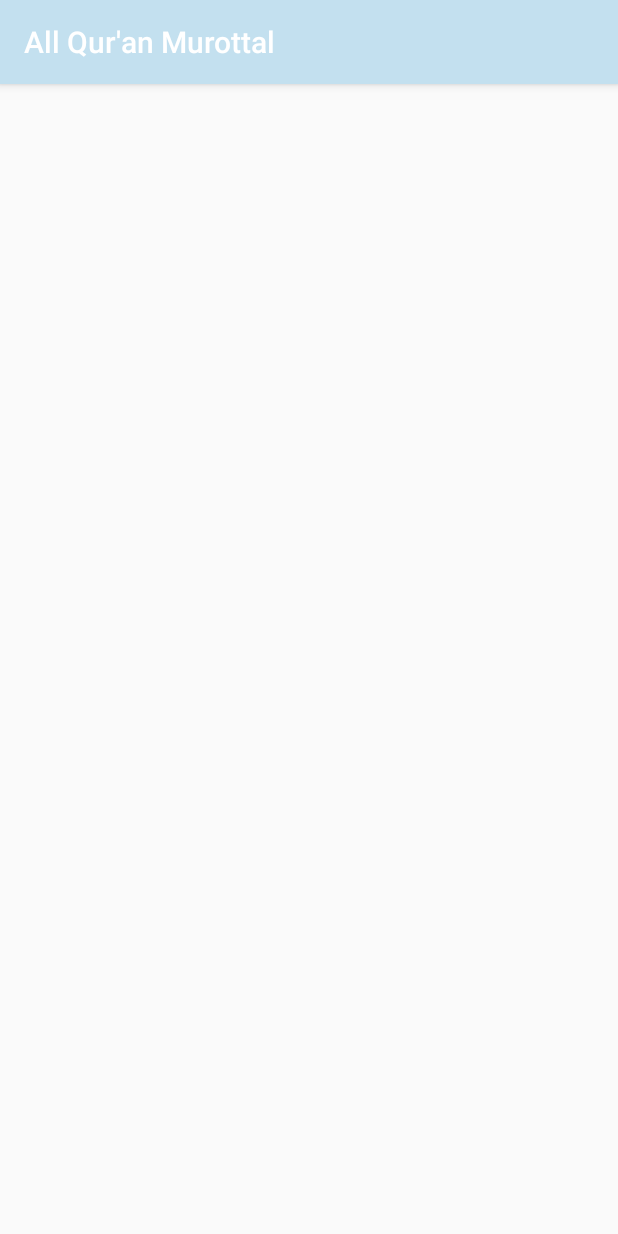
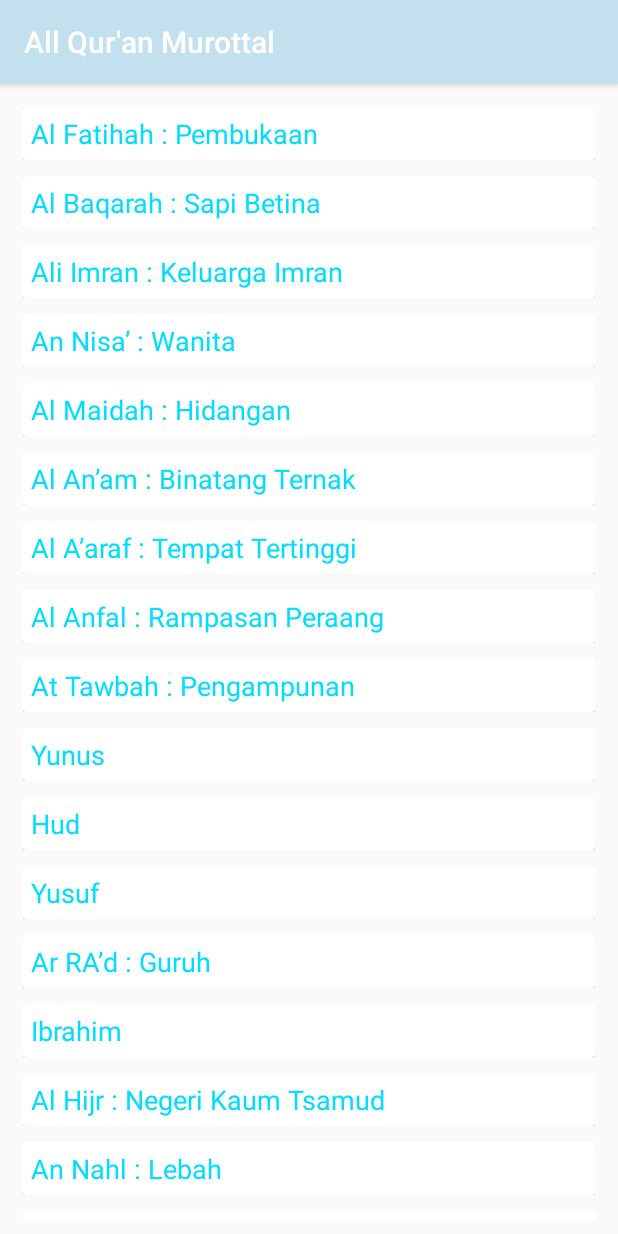
Before and after one commit to arjava/allquran-murottal, an Android app: the SurahListActivity screen opened directly, with no data from a screen before it, on a phone screen of 412 x 824 dp. Run offline under Robolectric (Android 15) with nearby library versions, the phone set to English and light mode, and no system bars.

Commit message:
update name_surah

```diff
--- a/app/src/main/java/com/arjava/allquranmurottal/activity/SurahListActivity.java
+++ b/app/src/main/java/com/arjava/allquranmurottal/activity/SurahListActivity.java
@@ -15,9 +15,6 @@ import java.util.ArrayList;
 public class SurahListActivity extends AppCompatActivity {
 
     int id_surah = 001;
-    String url = "http://all-quran.net/documents/Abd_Al_Muhsin_Al_Qasim/Abd_Al_Muhsin_Al_Qasim_files/001.mp3";
-    String url_abdul_al_baset = "http://all-quran.net/documents/Abd_Al_Baset_Muratal/Abd_Al_Baset_Muratal_files/"+id_surah+".mp3";
-    String url_mishari_al_efasy = "http://www.all-quran.com/documents/Mishary-Al-Efasy/Mishary-Al-Efasy_files/"+id_surah+".mp3";
 
     String[] nameSurah = {
             "Al Fatihah : Pembukaan", "Al Baqarah : Sapi Betina", "Ali Imran : Keluarga Imran",
@@ -47,7 +44,6 @@ public class SurahListActivity extends AppCompatActivity {
             "An Nas : Manusia"
     };
 
-    AdapterSurahList adapterSurahList;
     RecyclerView recyclerView;
     ArrayList<ModelSurah> surahArrayList;
 
@@ -59,9 +55,16 @@ public class SurahListActivity extends AppCompatActivity {
         Log.d("ID_SURAH", "onCreate: "+id_surah);
 
         recyclerView = findViewById(R.id.rvSurah);
+
         recyclerView.setHasFixedSize(true);
+
+        showRecyclerViewList();
+
+    }
+
+    private void showRecyclerViewList() {
         recyclerView.setLayoutManager(new LinearLayoutManager(SurahListActivity.this));
-        adapterSurahList = new AdapterSurahList(SurahListActivity.this, nameSurah);
+        AdapterSurahList adapterSurahList = new AdapterSurahList(SurahListActivity.this, nameSurah);
         adapterSurahList.setModelSurah(surahArrayList);
         recyclerView.setAdapter(adapterSurahList);
     }
--- a/app/src/main/java/com/arjava/allquranmurottal/adapter/AdapterSurahList.java
+++ b/app/src/main/java/com/arjava/allquranmurottal/adapter/AdapterSurahList.java
@@ -2,6 +2,7 @@ package com.arjava.allquranmurottal.adapter;
 
 import android.content.Context;
 import android.support.v7.widget.RecyclerView;
+import android.util.Log;
 import android.view.LayoutInflater;
 import android.view.View;
 import android.view.ViewGroup;
@@ -27,6 +28,7 @@ public class AdapterSurahList extends RecyclerView.Adapter<AdapterSurahList.View
     public AdapterSurahList(Context context, String[] nameSurah) {
         this.context = context;
         this.nameSurah = nameSurah;
+        notifyDataSetChanged();
     }
 
     @Override
@@ -38,15 +40,20 @@ public class AdapterSurahList extends RecyclerView.Adapter<AdapterSurahList.View
     @Override
     public void onBindViewHolder(AdapterSurahList.ViewHolder holder, int position) {
 
-        ModelSurah result = modelSurah.get(position);
+        for (int id = 1; id <= nameSurah.length; id++){
+            String ids = String.valueOf(id)+".mp3";
+            Log.d("AdapterSurahList", "onBindViewHolder: ID_SURAH : "+ids);
+        }
 
-        holder.textViewSurah.setText(result.getName_surah());
+        holder.textViewSurah.setText(nameSurah[position]);
+        Log.d("AdapterSurahList", "onBindViewHolder: Surah = "+ nameSurah[position]);
+        Log.d("AdapterSurahList", "onBindViewHolder: Size = "+ nameSurah.length);
 
     }
 
     @Override
     public int getItemCount() {
-        return modelSurah == null ? 0 : modelSurah.size();
+        return nameSurah.length;
     }
 
     public ArrayList<ModelSurah> getModelSurah() {
--- a/app/src/main/res/layout/item_list_surah.xml
+++ b/app/src/main/res/layout/item_list_surah.xml
@@ -4,12 +4,14 @@
     android:layout_width="match_parent"
     android:layout_height="wrap_content"
     android:orientation="horizontal"
-    android:padding="5dp">
+    android:padding="5dp"
+    android:background="?selectableItemBackground">
 
     <android.support.v7.widget.CardView
         android:layout_width="match_parent"
         android:layout_height="wrap_content"
-        android:padding="5dp">
+        android:padding="5dp"
+        android:background="@color/colorPrimary">
 
         <TextView
             android:layout_width="wrap_content"
```
